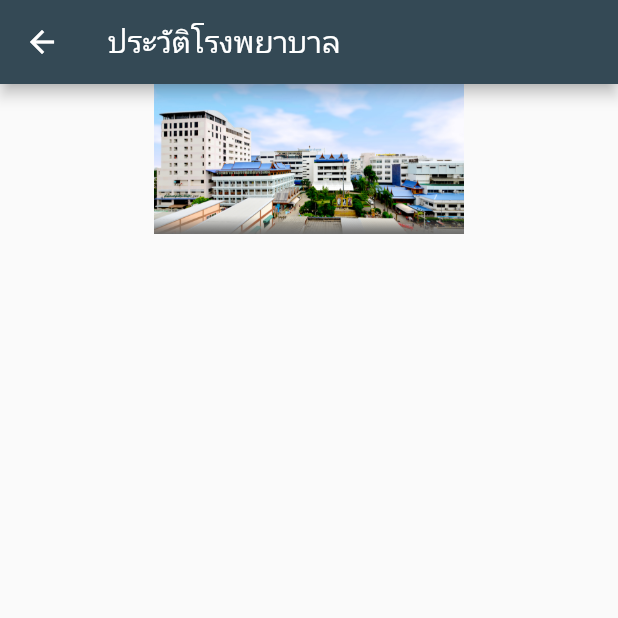
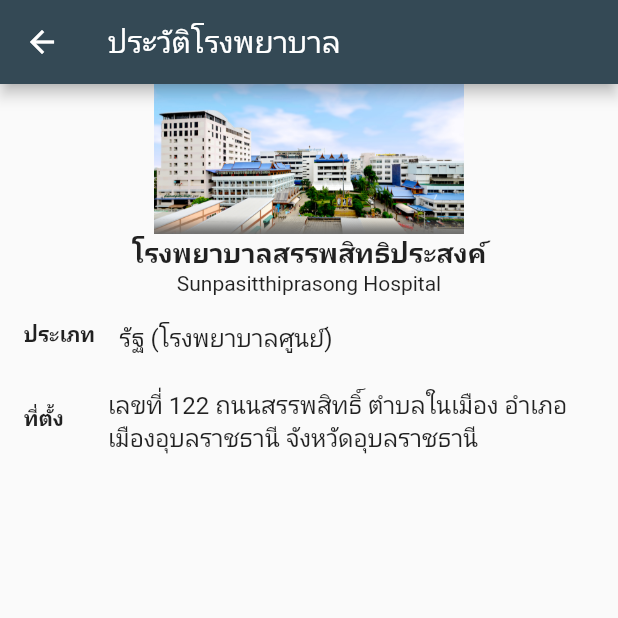
Before and after one commit to siteslave/sp-app, a Flutter app: the History screen opened directly, on a phone screen of 412 x 824 dp, the top half of it. Run offline on Flutter 3.47's test engine with Material 2 defaults, Android fonts, the phone set to English and light mode, and no system bars.

Commit message:
add info

```diff
--- a/lib/pages/history.dart
+++ b/lib/pages/history.dart
@@ -13,6 +13,15 @@
     ), body: ListView(
       children: [
         Image(image: AssetImage('assets/images/hospital.jpg'), height: 100,),
+
+      Column(children: [
+        Text('โรงพยาบาลสรรพสิทธิประสงค์',style: TextStyle(fontWeight: FontWeight.bold, fontSize: 18),),
+        Text('Sunpasitthiprasong Hospital'),
+        ListTile(leading: Text('ประเภท', style: TextStyle(fontWeight: FontWeight.bold)), title: Text('รัฐ (โรงพยาบาลศูนย์)')),
+        ListTile(leading: Text('ที่ตั้ง', style: TextStyle(fontWeight: FontWeight.bold)), title: Text('เลขที่ 122 ถนนสรรพสิทธิ์ ตำบลในเมือง อำเภอเมืองอุบลราชธานี จังหวัดอุบลราชธานี')),
+
+      ]),
+
       ],
     ),);
   }
```
